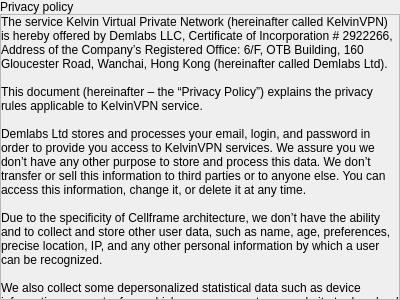
This is vpn/ui/dialogs/InformationScreen.ui in demlabs-cellframe/dap-ui-sdk as Qt 5 draws it before an edit. The edited form follows.
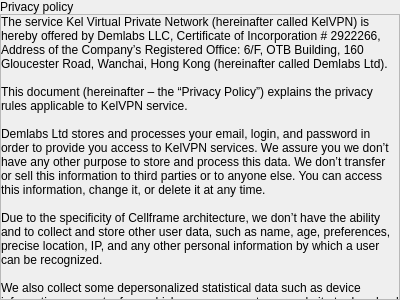
This is the edited form.

What changed in the file:
```diff
--- a/vpn/ui/dialogs/InformationScreen.ui
+++ b/vpn/ui/dialogs/InformationScreen.ui
@@ -75,19 +75,19 @@
        <item>
         <widget class="QLabel" name="lblText">
          <property name="text">
-          <string>The service Kelvin Virtual Private Network (hereinafter called KelvinVPN) is hereby offered by Demlabs LLC, Certificate of Incorporation # 2922266, Address of the Company’s Registered Office: 6/F, OTB Building, 160 Gloucester Road, Wanchai, Hong Kong (hereinafter called Demlabs Ltd).
+          <string>The service Kel Virtual Private Network (hereinafter called KelVPN) is hereby offered by Demlabs LLC, Certificate of Incorporation # 2922266, Address of the Company’s Registered Office: 6/F, OTB Building, 160 Gloucester Road, Wanchai, Hong Kong (hereinafter called Demlabs Ltd).
 
-This document (hereinafter – the “Privacy Policy”) explains the privacy rules applicable to KelvinVPN service. 
+This document (hereinafter – the “Privacy Policy”) explains the privacy rules applicable to KelVPN service. 
 
-Demlabs Ltd stores and processes your email, login, and password in order to provide you access to KelvinVPN services. We assure you we don’t have any other purpose to store and process this data. We don’t transfer or sell this information to third parties or to anyone else. You can access this information, change it, or delete it at any time. 
+Demlabs Ltd stores and processes your email, login, and password in order to provide you access to KelVPN services. We assure you we don’t have any other purpose to store and process this data. We don’t transfer or sell this information to third parties or to anyone else. You can access this information, change it, or delete it at any time. 
 
 Due to the specificity of Cellframe architecture, we don’t have the ability and to collect and store other user data, such as name, age, preferences, precise location, IP, and any other personal information by which a user can be recognized. 
 
-We also collect some depersonalized statistical data such as device information, a country from which a user comes to our website to download KelvinVPN apps, an operational system to which a user installed our apps, and types of devices on which our apps are used. The purpose is to understand our markets and provide our services more efficiently. We don’t transfer or sell this information to third parties or to anyone else. Due to all these, you can be sure that we accurately store and process your personal information defined in this Policy and it will never be sold/transferred to third parties or anyone else. 
+We also collect some depersonalized statistical data such as device information, a country from which a user comes to our website to download KelVPN apps, an operational system to which a user installed our apps, and types of devices on which our apps are used. The purpose is to understand our markets and provide our services more efficiently. We don’t transfer or sell this information to third parties or to anyone else. Due to all these, you can be sure that we accurately store and process your personal information defined in this Policy and it will never be sold/transferred to third parties or anyone else. 
 
 For all operations, which imply the storage of payment data, Demlabs Ltd cooperates with third-party providers, who undertake the separate storage of data.
 
-By downloading KelvinVPN Apps to your device (a computer, a smartphone, etc.) you make us sure that you give us your consent to collect and process data mentioned in this Policy for purposes mentioned above. You are informed that you can revoke this consent at any time by emailing us. 
+By downloading KelVPN Apps to your device (a computer, a smartphone, etc.) you make us sure that you give us your consent to collect and process data mentioned in this Policy for purposes mentioned above. You are informed that you can revoke this consent at any time by emailing us. 
 
 Please contact us by email at info@kelvpn.com  if you have any questions on our Privacy Policy or you want to enforce any of your rights related to your privacy.</string>
          </property>
```
